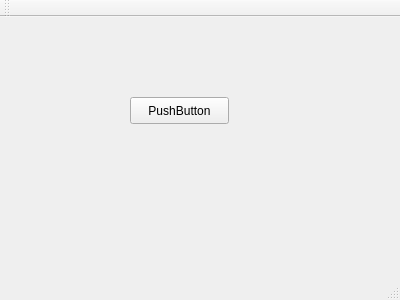
aeo153/qttest, file mainwindow.ui: the form before one commit.
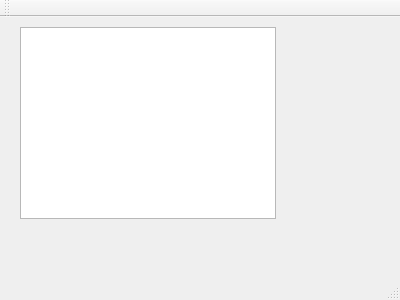
The form after the commit.

```diff
--- a/mainwindow.ui
+++ b/mainwindow.ui
@@ -14,18 +14,26 @@
    <string>MainWindow</string>
   </property>
   <widget class="QWidget" name="centralWidget">
-   <widget class="QPushButton" name="pushButton">
+   <widget class="QTreeWidget" name="treeWidget">
     <property name="geometry">
      <rect>
-      <x>130</x>
-      <y>80</y>
-      <width>99</width>
-      <height>27</height>
+      <x>20</x>
+      <y>10</y>
+      <width>256</width>
+      <height>192</height>
      </rect>
     </property>
-    <property name="text">
-     <string>PushButton</string>
+    <property name="columnCount">
+     <number>1</number>
     </property>
+    <attribute name="headerVisible">
+     <bool>false</bool>
+    </attribute>
+    <column>
+     <property name="text">
+      <string notr="true">1</string>
+     </property>
+    </column>
    </widget>
   </widget>
   <widget class="QMenuBar" name="menuBar">
```
Left out of the diff: 2 changed lines with no effect on the pictures.
